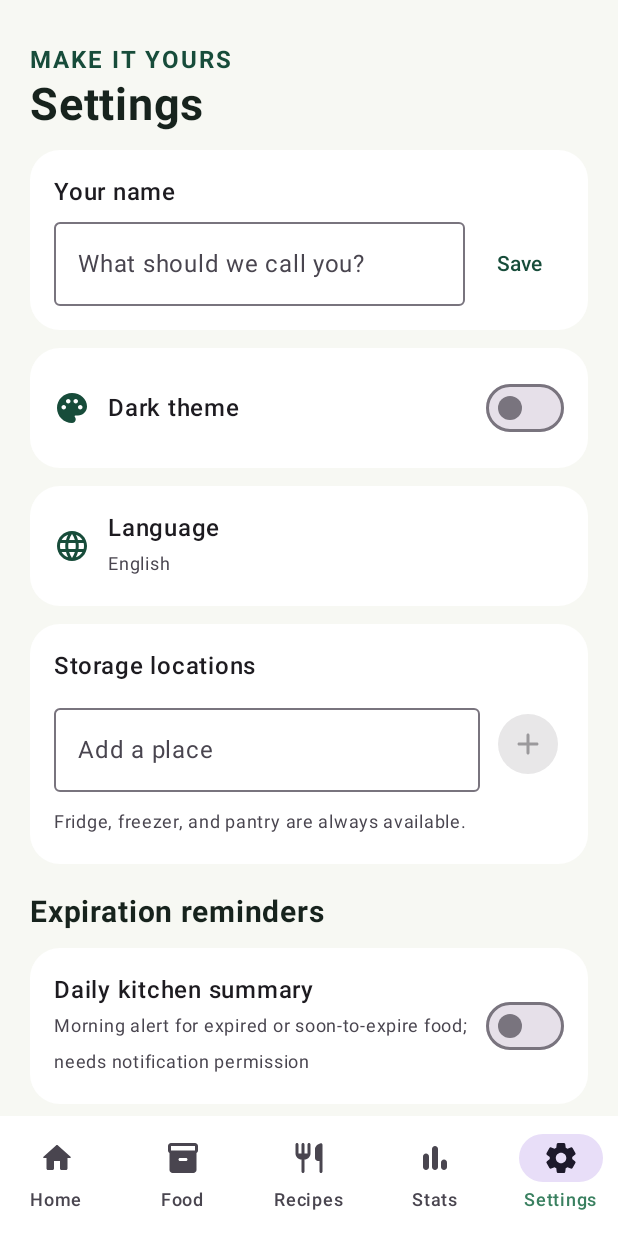
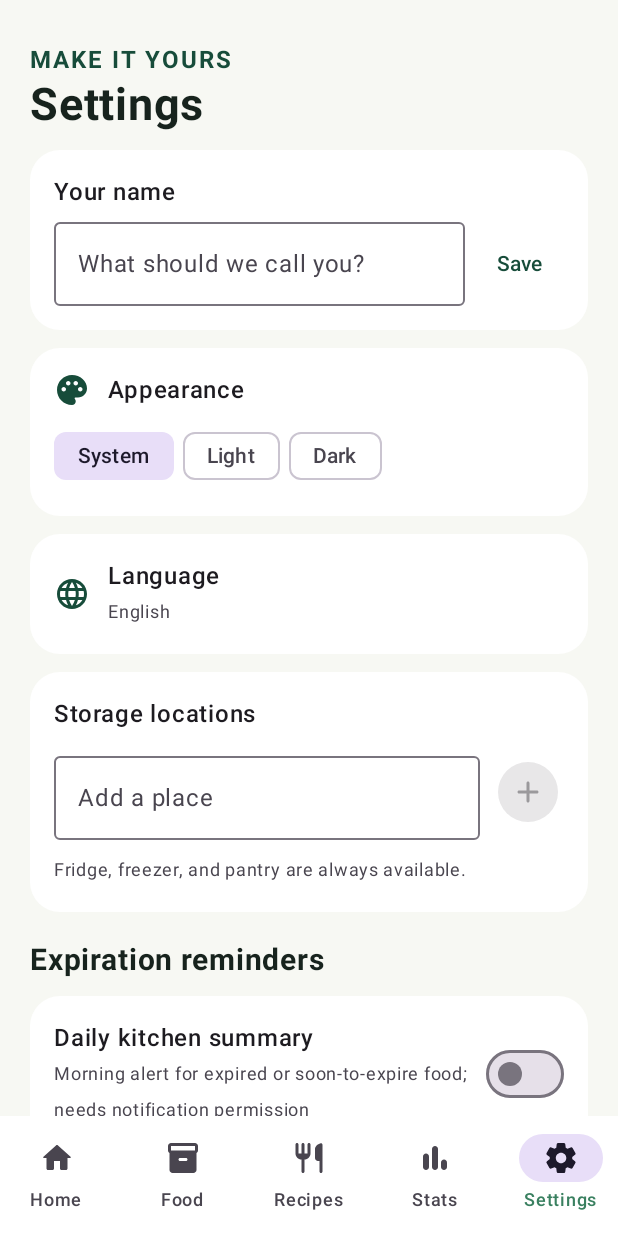
Before and after one commit to KristianKG/-EX-pired, an Android app built with Jetpack Compose: the composable ExpiryEyeApp shown on its own in the app's theme, item 5 of the bottom bar chosen, on a phone screen of 412 x 824 dp. Run offline under Robolectric (Android 15) with nearby library versions, the phone set to English and light mode, and no system bars; 2 statements that could not run were skipped.

Commit message:
Add system appearance mode

```diff
--- a/app/src/main/java/com/expiryeye/MainActivity.kt
+++ b/app/src/main/java/com/expiryeye/MainActivity.kt
@@ -21,6 +21,7 @@ import androidx.compose.material.icons.Icons
 import androidx.compose.material.icons.rounded.*
 import androidx.compose.material3.*
 import androidx.compose.runtime.*
+import androidx.compose.foundation.isSystemInDarkTheme
 import androidx.compose.ui.*
 import androidx.compose.ui.graphics.Color
 import androidx.compose.ui.text.font.FontWeight
@@ -106,6 +107,7 @@ class ExpiryViewModel(private val dao: FoodDao, private val appContext: Context)
     val history = dao.all().stateIn(viewModelScope, SharingStarted.WhileSubscribed(5_000), emptyList())
     val shopping = dao.shoppingList().stateIn(viewModelScope, SharingStarted.WhileSubscribed(5_000), emptyList())
     private val darkKey = booleanPreferencesKey("dark_theme")
+    private val themeModeKey = stringPreferencesKey("theme_mode")
     private val notificationPromptKey = booleanPreferencesKey("notification_prompt_seen")
     private val reminderDaysKey = stringSetPreferencesKey("reminder_days")
     private val recipeFavoritesKey = stringSetPreferencesKey("favorite_recipes")
@@ -113,7 +115,9 @@ class ExpiryViewModel(private val dao: FoodDao, private val appContext: Context)
     private val dailySummaryKey = booleanPreferencesKey("daily_summary_enabled")
     private val onboardingKey = booleanPreferencesKey("onboarding_complete")
     private val displayNameKey = stringPreferencesKey("display_name")
-    val darkTheme = appContext.settingsStore.data.map { it[darkKey] ?: false }.stateIn(viewModelScope, SharingStarted.WhileSubscribed(5_000), false)
+    val themeMode = appContext.settingsStore.data.map { prefs ->
+        prefs[themeModeKey] ?: prefs[darkKey]?.let { if (it) "Dark" else "Light" } ?: "System"
+    }.stateIn(viewModelScope, SharingStarted.Eagerly, "System")
     val notificationPromptSeen = appContext.settingsStore.data.map { it[notificationPromptKey] ?: false }.stateIn(viewModelScope, SharingStarted.WhileSubscribed(5_000), false)
     val onboardingComplete = appContext.settingsStore.data.map { it[onboardingKey] ?: false }.stateIn(viewModelScope, SharingStarted.Eagerly, false)
     val displayName = appContext.settingsStore.data.map { it[displayNameKey].orEmpty() }.stateIn(viewModelScope, SharingStarted.WhileSubscribed(5_000), "")
@@ -137,7 +141,10 @@ class ExpiryViewModel(private val dao: FoodDao, private val appContext: Context)
     val productPrefill = _productPrefill.asStateFlow()
     private val _lookupLoading = MutableStateFlow(false)
     val lookupLoading = _lookupLoading.asStateFlow()
-    fun setDarkTheme(enabled: Boolean) { viewModelScope.launch { appContext.settingsStore.edit { it[darkKey] = enabled } } }
+    fun setThemeMode(mode: String) {
+        if (mode !in setOf("System", "Light", "Dark")) return
+        viewModelScope.launch { appContext.settingsStore.edit { prefs -> prefs[themeModeKey] = mode; prefs.remove(darkKey) } }
+    }
     fun setDailySummaryEnabled(enabled: Boolean) { viewModelScope.launch { appContext.settingsStore.edit { it[dailySummaryKey] = enabled } } }
     fun markNotificationPromptSeen() { viewModelScope.launch { appContext.settingsStore.edit { it[notificationPromptKey] = true } } }
     fun completeOnboarding() { viewModelScope.launch { appContext.settingsStore.edit { it[onboardingKey] = true } } }
@@ -267,7 +274,7 @@ class ExpiryViewModel(private val dao: FoodDao, private val appContext: Context)
 
 @Composable fun ExpiryEyeApp(vm: ExpiryViewModel, notificationItemId: Long? = null, onNotificationHandled: () -> Unit = {}) {
     val items by vm.active.collectAsState(); val history by vm.history.collectAsState(); val shopping by vm.shopping.collectAsState()
-    val darkTheme by vm.darkTheme.collectAsState()
+    val themeMode by vm.themeMode.collectAsState()
     val onboardingComplete by vm.onboardingComplete.collectAsState()
     val displayName by vm.displayName.collectAsState()
     val recipeFavorites by vm.recipeFavorites.collectAsState()
@@ -296,7 +303,8 @@ class ExpiryViewModel(private val dao: FoodDao, private val appContext: Context)
             onNotificationHandled()
         }
     }
-    MaterialTheme(colorScheme = if (darkTheme) darkColorScheme(primary = Mint, secondary = Color(0xFF78C99E)) else lightColorScheme(primary = Forest, secondary = Color(0xFF3A8060), background = Canvas, surface = Color.White, onBackground = Color(0xFF17231D))) {
+    val useDarkColors = themeMode == "Dark" || (themeMode == "System" && isSystemInDarkTheme())
+    MaterialTheme(colorScheme = if (useDarkColors) darkColorScheme(primary = Mint, secondary = Color(0xFF78C99E)) else lightColorScheme(primary = Forest, secondary = Color(0xFF3A8060), background = Canvas, surface = Color.White, onBackground = Color(0xFF17231D))) {
         Scaffold(containerColor = MaterialTheme.colorScheme.background, snackbarHost = { SnackbarHost(snackbarHostState) },
             bottomBar = { if (onboardingComplete && !showScanner && !showReceiptScanner) NavigationBar(containerColor = MaterialTheme.colorScheme.surface) {
                 listOf(Icons.Rounded.Home to "Home", Icons.Rounded.Inventory2 to "Food", Icons.Rounded.Restaurant to "Recipes", Icons.Rounded.BarChart to "Stats", Icons.Rounded.Settings to "Settings").forEachIndexed { i, pair ->
@@ -317,7 +325,7 @@ class ExpiryViewModel(private val dao: FoodDao, private val appContext: Context)
                     showShopping -> ShoppingScreen(shopping, padding, vm::addShopping, vm::checkShopping, vm::removeShopping, onBack = { showShopping = false })
                     showReceiptScanner -> ReceiptScannerScreen(onClose = { showReceiptScanner = false }, onConfirm = { receipt -> pendingReceipt = receipt; receiptIndex = 0; showReceiptScanner = false })
                     else -> SettingsScreen(
-                    padding, darkTheme, vm::setDarkTheme, displayName, vm::setDisplayName, vm.reminderDays.collectAsState().value, dailySummaryEnabled, vm::setDailySummaryEnabled, storageLocations, vm::addStorageLocation, vm::removeStorageLocation, vm::setReminderEnabled,
+                    padding, themeMode, vm::setThemeMode, displayName, vm::setDisplayName, vm.reminderDays.collectAsState().value, dailySummaryEnabled, vm::setDailySummaryEnabled, storageLocations, vm::addStorageLocation, vm::removeStorageLocation, vm::setReminderEnabled,
                     onNotificationSettings = { context.startActivity(Intent(Settings.ACTION_APP_NOTIFICATION_SETTINGS).putExtra(Settings.EXTRA_APP_PACKAGE, context.packageName)) },
                     onShopping = { showShopping = true },
                     onScanReceipt = { showReceiptScanner = true },
@@ -601,14 +609,14 @@ private fun matchedIngredients(recipe: Recipe, items: List<FoodItem>): Set<Strin
     }
 }
 
-@Composable private fun SettingsScreen(padding: PaddingValues, darkTheme: Boolean, onDarkTheme: (Boolean) -> Unit, displayName: String, onDisplayName: (String) -> Unit, reminderDays: List<Int>, dailySummaryEnabled: Boolean, onDailySummaryEnabled: (Boolean) -> Unit, storageLocations: List<String>, onAddStorageLocation: (String) -> Unit, onRemoveStorageLocation: (String) -> Unit, onReminderEnabled: (Int, Boolean) -> Unit, onNotificationSettings: () -> Unit, onShopping: () -> Unit, onScanReceipt: () -> Unit, onExportJson: () -> Unit, onExportCsv: () -> Unit, onImport: () -> Unit, onClear: () -> Unit) {
+@Composable private fun SettingsScreen(padding: PaddingValues, themeMode: String, onThemeMode: (String) -> Unit, displayName: String, onDisplayName: (String) -> Unit, reminderDays: List<Int>, dailySummaryEnabled: Boolean, onDailySummaryEnabled: (Boolean) -> Unit, storageLocations: List<String>, onAddStorageLocation: (String) -> Unit, onRemoveStorageLocation: (String) -> Unit, onReminderEnabled: (Int, Boolean) -> Unit, onNotificationSettings: () -> Unit, onShopping: () -> Unit, onScanReceipt: () -> Unit, onExportJson: () -> Unit, onExportCsv: () -> Unit, onImport: () -> Unit, onClear: () -> Unit) {
     var name by remember(displayName) { mutableStateOf(displayName) }
     var newStorageLocation by remember { mutableStateOf("") }
     val customStorageLocations = storageLocations.filterNot { location -> defaultStorageLocations.any { it.equals(location, ignoreCase = true) } }
     LazyColumn(Modifier.fillMaxSize().padding(padding).padding(horizontal = 20.dp), contentPadding = PaddingValues(top = 28.dp, bottom = 30.dp), verticalArrangement = Arrangement.spacedBy(12.dp)) {
         item { Text("MAKE IT YOURS", color = MaterialTheme.colorScheme.primary, fontWeight = FontWeight.Bold, letterSpacing = 1.3.sp); Text("Settings", fontSize = 30.sp, fontWeight = FontWeight.Bold, color = MaterialTheme.colorScheme.onBackground) }
         item { Card(shape = RoundedCornerShape(20.dp), colors = CardDefaults.cardColors(containerColor = MaterialTheme.colorScheme.surface)) { Column(Modifier.fillMaxWidth().padding(16.dp), verticalArrangement = Arrangement.spacedBy(8.dp)) { Text("Your name", fontWeight = FontWeight.SemiBold); Row(verticalAlignment = Alignment.CenterVertically, horizontalArrangement = Arrangement.spacedBy(8.dp)) { OutlinedTextField(name, { name = it.take(40) }, modifier = Modifier.weight(1f), placeholder = { Text("What should we call you?") }, singleLine = true); TextButton(onClick = { onDisplayName(name) }) { Text("Save") } } } } }
-        item { Card(shape = RoundedCornerShape(20.dp), colors = CardDefaults.cardColors(containerColor = MaterialTheme.colorScheme.surface)) { Row(Modifier.fillMaxWidth().padding(16.dp), verticalAlignment = Alignment.CenterVertically) { Icon(Icons.Rounded.Palette, null, tint = MaterialTheme.colorScheme.primary); Spacer(Modifier.width(12.dp)); Text("Dark theme", Modifier.weight(1f), fontWeight = FontWeight.SemiBold); Switch(darkTheme, onDarkTheme) } } }
+        item { Card(shape = RoundedCornerShape(20.dp), colors = CardDefaults.cardColors(containerColor = MaterialTheme.colorScheme.surface)) { Column(Modifier.fillMaxWidth().padding(16.dp), verticalArrangement = Arrangement.spacedBy(8.dp)) { Row(verticalAlignment = Alignment.CenterVertically) { Icon(Icons.Rounded.Palette, null, tint = MaterialTheme.colorScheme.primary); Spacer(Modifier.width(12.dp)); Text("Appearance", fontWeight = FontWeight.SemiBold) }; Row(horizontalArrangement = Arrangement.spacedBy(6.dp)) { listOf("System", "Light", "Dark").forEach { mode -> FilterChip(selected = themeMode == mode, onClick = { onThemeMode(mode) }, label = { Text(mode) }) } } } } }
         item { SettingRow("Language", "English", Icons.Rounded.Language) }
         item { Card(shape = RoundedCornerShape(20.dp), colors = CardDefaults.cardColors(containerColor = MaterialTheme.colorScheme.surface)) { Column(Modifier.fillMaxWidth().padding(16.dp), verticalArrangement = Arrangement.spacedBy(8.dp)) {
             Text("Storage locations", fontWeight = FontWeight.SemiBold)
```
Also changed, not shown: 1 other file.
